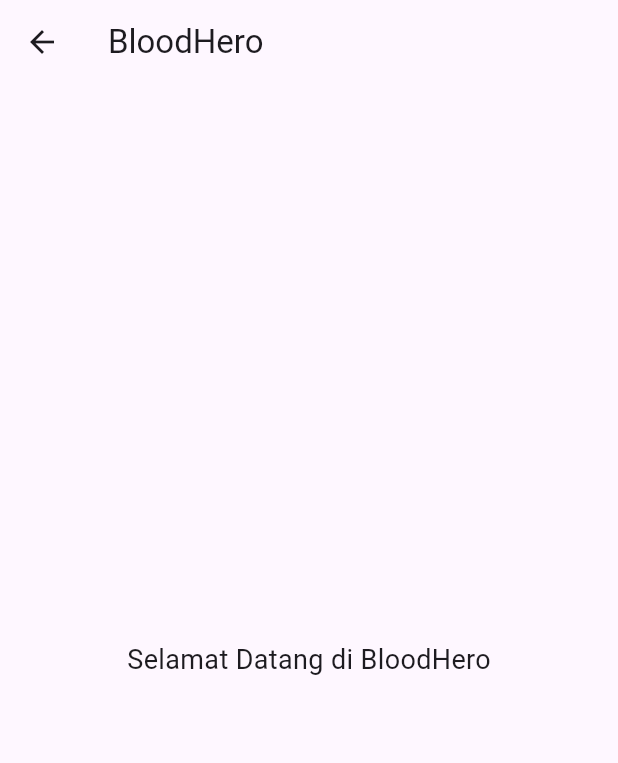
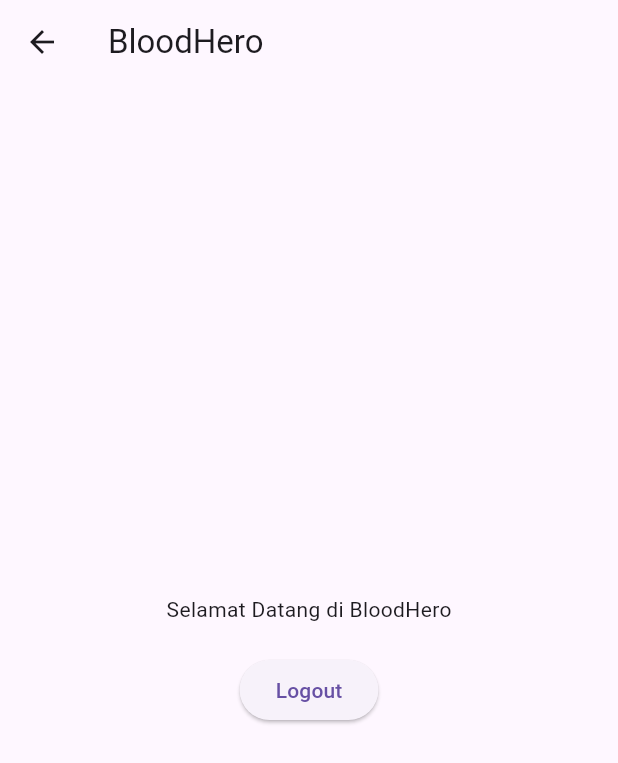
Before and after one commit to Latifah254/BloodHero, a Flutter app: the HomeView screen opened directly, on a phone screen of 412 x 824 dp. Shown: the top 763 px of the screen. Run offline on Flutter 3.47's test engine with Material 3 defaults, Android fonts, the phone set to English and light mode, and no system bars; our stand-ins replace shared_preferences; accounts and stored records are empty.

Commit message:
Menambah button logout

```diff
--- /dev/null
+++ b/devtools_options.yaml
@@ -0,0 +1,3 @@
+description: This file stores settings for Dart & Flutter DevTools.
+documentation: https://docs.flutter.dev/tools/devtools/extensions#configure-extension-enablement-states
+extensions:
--- a/lib/views/home.dart
+++ b/lib/views/home.dart
@@ -1,3 +1,5 @@
+import 'package:bloodhero_app/controller/userController.dart';
+import 'package:bloodhero_app/views/login.dart';
 import 'package:flutter/material.dart';
 
 class HomeView extends StatelessWidget {
@@ -6,12 +8,31 @@
   @override
   Widget build(BuildContext context) {
     return Scaffold(
-      appBar: AppBar(title: const Text("BloodHero")),
-      body: const Center(
-        child: Text(
-          "Selamat Datang di BloodHero",
-          style: TextStyle(fontSize: 18),
-        ),
+      appBar: AppBar(
+        title: const Text("BloodHero"),
+      ),
+      body: Center(
+        child: Column(
+          mainAxisAlignment: MainAxisAlignment.center,
+          children: [
+            const Text("Selamat Datang di BloodHero"),
+            const SizedBox(height: 20,),
+
+            ElevatedButton(
+              onPressed: () async {
+                await UserController.logout();
+                if (!context.mounted) return;
+                Navigator.pushReplacement(
+                  context,
+                  MaterialPageRoute(
+                    builder: (_) => LoginView(),
+                  ),
+                );
+              },
+              child: const Text("Logout"),
+            ),
+          ],
+        )
       ),
     );
   }
```
